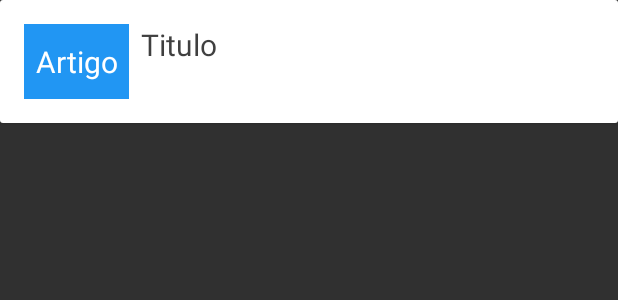
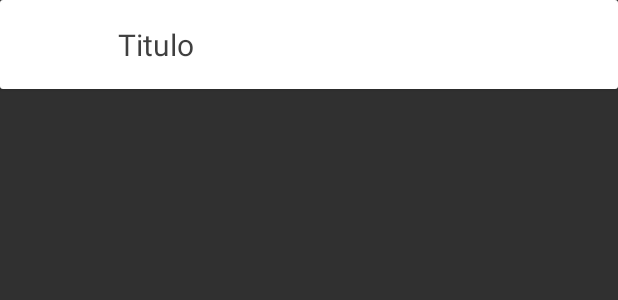
Before and after one commit to EloneSampaio/constituicaoAndroid, an Android app: the layout lista_artigo.xml on its own in the app's theme, with its tools: preview values and no code run, on a phone screen of 412 x 824 dp. Shown: the top 300 px of the screen. Run offline under Robolectric (Android 15) with nearby library versions, the phone set to English and light mode, and no system bars; plain views replace FontTextView.

Commit message:
fontes e tamanho das leras alteradas

```diff
--- a/app/src/main/java/com/forksystem/constituicao/MainActivity.java
+++ b/app/src/main/java/com/forksystem/constituicao/MainActivity.java
@@ -198,6 +198,7 @@ public class MainActivity extends AppCompatActivity {
                 changeFragment(new ShareFragment(),false);
                 break;
             case 6: finish();
+                finish();
                 System.exit(0);
                 break;
 
--- a/app/src/main/java/com/forksystem/constituicao/adapter/ArtigoAdapter.java
+++ b/app/src/main/java/com/forksystem/constituicao/adapter/ArtigoAdapter.java
@@ -37,7 +37,7 @@ public  class ArtigoAdapter extends InfinityAdapter<Artigo,ArtigoAdapter.ViewHol
     public void onBindContentViewHolder(ViewHolderConstituicao holder, int position) {
 
         ((TextView) holder.artigoBinding.tituloArtigo).setText(getContentItem(position).getTitulo());
-        ((TextView) holder.artigoBinding.artigoNumero).setText(getContentItem(position).getArtigo()+"");
+        ((TextView) holder.artigoBinding.artigoNumero).setText(getContentItem(position).getArtigo()+" - ");
     }
 
     @Override
--- a/app/src/main/java/com/forksystem/constituicao/fragment/PrincipalFragment.java
+++ b/app/src/main/java/com/forksystem/constituicao/fragment/PrincipalFragment.java
@@ -38,8 +38,6 @@ public class PrincipalFragment extends Fragment {
     @Override
     public void onCreate(Bundle savedInstanceState) {
         super.onCreate(savedInstanceState);
-        MainActivity.activity.getSupportActionBar().setTitle(R.string.app_name);
-        MainActivity.toggle.syncState();
 
 
         try {
--- /dev/null
+++ b/app/src/main/res/drawable/ic_share_black_24dp.xml
@@ -0,0 +1,5 @@
+<vector android:alpha="0.82" android:height="24dp"
+    android:viewportHeight="24.0" android:viewportWidth="24.0"
+    android:width="24dp" xmlns:android="http://schemas.android.com/apk/res/android">
+    <path android:fillColor="#FF000000" android:pathData="M18,16.08c-0.76,0 -1.44,0.3 -1.96,0.77L8.91,12.7c0.05,-0.23 0.09,-0.46 0.09,-0.7s-0.04,-0.47 -0.09,-0.7l7.05,-4.11c0.54,0.5 1.25,0.81 2.04,0.81 1.66,0 3,-1.34 3,-3s-1.34,-3 -3,-3 -3,1.34 -3,3c0,0.24 0.04,0.47 0.09,0.7L8.04,9.81C7.5,9.31 6.79,9 6,9c-1.66,0 -3,1.34 -3,3s1.34,3 3,3c0.79,0 1.5,-0.31 2.04,-0.81l7.12,4.16c-0.05,0.21 -0.08,0.43 -0.08,0.65 0,1.61 1.31,2.92 2.92,2.92 1.61,0 2.92,-1.31 2.92,-2.92s-1.31,-2.92 -2.92,-2.92z"/>
+</vector>
--- a/app/src/main/res/layout/fragment_principal.xml
+++ b/app/src/main/res/layout/fragment_principal.xml
@@ -24,7 +24,7 @@
             android:layout_width="wrap_content"
             android:layout_height="wrap_content"
              android:id="@+id/principal_titulo"
-             android:textSize="21sp"
+             android:textSize="18sp"
              android:lines="195"
           style="@style/DetalheFontStyle"
             android:textColor="@color/md_black_1000_75"/>
--- a/app/src/main/res/layout/lista_artigo.xml
+++ b/app/src/main/res/layout/lista_artigo.xml
@@ -20,14 +20,11 @@
 
         <fr.arnaudguyon.smartfontslib.FontTextView
             android:text="Artigo"
-            android:layout_width="70dp"
-            android:layout_height="50dp"
+            android:layout_width="wrap_content"
+            android:layout_height="wrap_content"
             android:id="@+id/artigo_numero"
             android:textSize="20sp"
-            android:gravity="center"
-            style="@style/DetalheFontStyle"
-            android:textColor="@android:color/white"
-            android:background="?attr/colorPrimary" />
+            style="@style/DetalheFontStyle"/>
 
         <fr.arnaudguyon.smartfontslib.FontTextView
             android:text="Titulo"
--- a/app/src/main/res/layout/lista_detalhe.xml
+++ b/app/src/main/res/layout/lista_detalhe.xml
@@ -22,7 +22,7 @@
             android:layout_width="match_parent"
             android:layout_height="match_parent"
             android:id="@+id/epigrafo_detalhe"
-            android:textSize="20sp"
+            android:textSize="18sp"
             android:textColor="@color/md_black_1000_75"
             android:layout_marginTop="2dp"
             />
--- a/app/src/main/res/layout/lista_favorito.xml
+++ b/app/src/main/res/layout/lista_favorito.xml
@@ -23,7 +23,7 @@
             android:layout_width="match_parent"
             android:layout_height="match_parent"
             android:id="@+id/conteudo_favorito"
-             android:textSize="20sp"
+             android:textSize="18sp"
             style="@style/DetalheFontStyle"
             android:textColor="@color/md_black_1000_75"/>
 
```
Also changed, not shown: app/src/main/java/com/forksystem/constituicao/fragment/ArtigoFragment.java (+15 -3 lines), app/src/main/res/drawable/ic_delete_black_24dp.xml (added, +9 -0 lines), app/src/main/res/drawable/ic_favorite_black_24dp.xml (added, +9 -0 lines), 2 other files.
